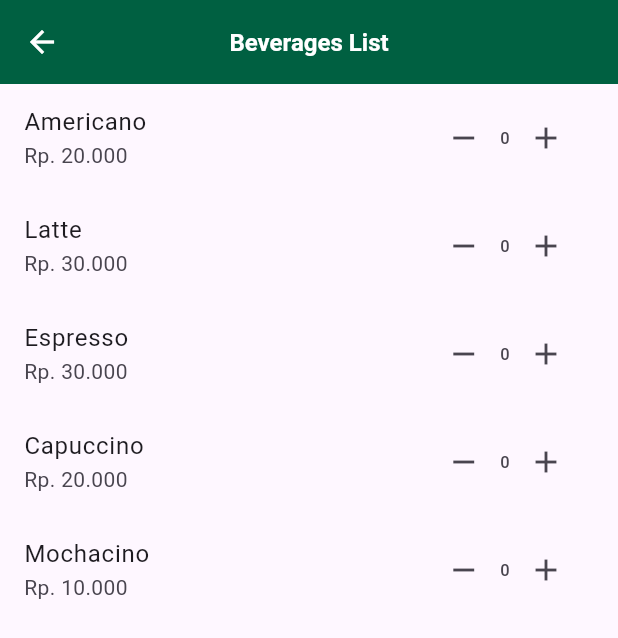
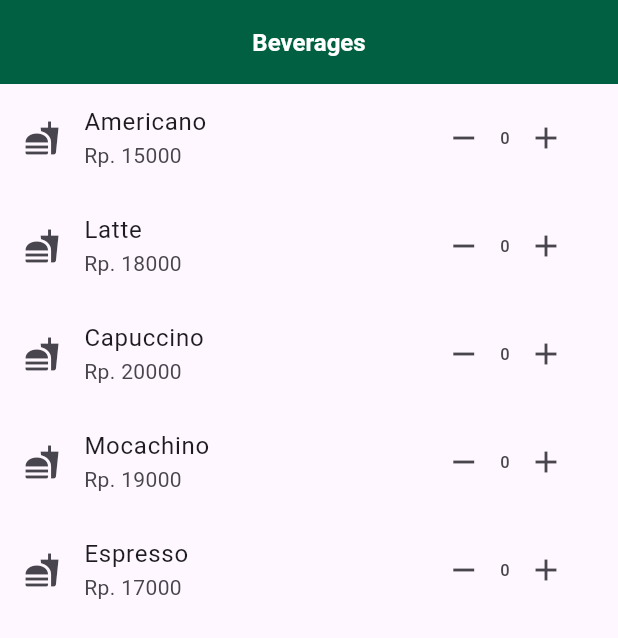
Before and after one commit to meshachvijaya/my_flutter_app, a Flutter app: the Home screen opened directly, after a tap on "Select Beverages", on a phone screen of 412 x 824 dp. Shown: the top 638 px of the screen. Run offline on Flutter 3.47's test engine with Material 3 defaults, Android fonts, the phone set to English and light mode, and no system bars; our stand-ins replace qr_flutter.

Commit message:
adding menu list

```diff
--- a/lib/alamat.dart
+++ b/lib/alamat.dart
@@ -12,7 +12,7 @@ class Alamat extends StatelessWidget {
           style: TextStyle(
               color: Colors.white, fontSize: 16, fontWeight: FontWeight.bold),
         ),
-        backgroundColor: Color(0xFF006041),
+        backgroundColor: const Color(0xFF006041),
         centerTitle: true,
       ),
       body: ListView(
--- a/lib/beverages.dart
+++ b/lib/beverages.dart
@@ -1,73 +1,23 @@
-import 'dart:ffi';
-
 import 'package:flutter/material.dart';
-
-void main() {
-  runApp(Beverages());
-}
+import 'package:provider/provider.dart';
+import 'menu_notifier.dart';
+import 'screens/menu_list.dart';
 
 class Beverages extends StatelessWidget {
   const Beverages({super.key});
 
   @override
   Widget build(BuildContext context) {
-    final List<String> beverages = [
-      "Americano",
-      "Latte",
-      "Espresso",
-      "Capuccino",
-      "Mochacino",
-    ];
-
-    final List<String> prices = [
-      "Rp. 20.000",
-      "Rp. 30.000",
-      "Rp. 30.000",
-      "Rp. 20.000",
-      "Rp. 10.000",
-    ];
-
-    int defaultQuantity = 0;
-
-    return Scaffold(
-      appBar: AppBar(
-        title: Text(
-          "Beverages List",
-          style: TextStyle(
-              color: Colors.white, fontSize: 16, fontWeight: FontWeight.bold),
-        ),
-        backgroundColor: Color(0xFF006041),
-        centerTitle: true,
+    return ChangeNotifierProvider(
+      create: (context) => MenuNotifier(),
+      child: const MaterialApp(
+        debugShowCheckedModeBanner: false,
+        home: MenuList(),
       ),
-      body: ListView.builder(
-          itemCount: beverages.length,
-          itemBuilder: (context, index) {
-            int quantity = defaultQuantity;
-            return ListTile(
-              title: Text(beverages[index]),
-              subtitle: Text(prices[index]),
-              trailing: Row(
-                mainAxisSize: MainAxisSize.min,
-                children: [
-                  IconButton(
-                      onPressed: () {
-                        if (quantity > 0) {
-                          quantity--;
-                        }
-                      },
-                      icon: Icon(Icons.remove)),
-                  Text(
-                    quantity.toString(),
-                  ),
-                  IconButton(
-                      onPressed: () {
-                        quantity++;
-                      },
-                      icon: Icon(Icons.add)),
-                ],
-              ),
-            );
-          }),
     );
   }
 }
+
+void main() {
+  runApp(const Beverages());
+}
--- a/lib/home.dart
+++ b/lib/home.dart
@@ -176,7 +176,7 @@ class _HomeState extends State<Home> {
                   onPressed: () {
                     Navigator.push(context,
                         MaterialPageRoute(builder: (context) {
-                      return Beverages();
+                      return const Beverages();
                     }));
                   },
                   style: ButtonStyle(
--- /dev/null
+++ b/lib/menu_item.dart
@@ -0,0 +1,7 @@
+class MenuItem {
+  String name;
+  int price;
+  int quantity;
+
+  MenuItem({required this.name, required this.price, this.quantity = 0});
+}
--- /dev/null
+++ b/lib/menu_notifier.dart
@@ -0,0 +1,26 @@
+import 'package:flutter/material.dart';
+import 'menu_item.dart';
+
+class MenuNotifier extends ChangeNotifier {
+  List<MenuItem> items = [
+    MenuItem(name: "Americano", price: 15000),
+    MenuItem(name: "Latte", price: 18000),
+    MenuItem(name: "Capuccino", price: 20000),
+    MenuItem(name: "Mocachino", price: 19000),
+    MenuItem(name: "Espresso", price: 17000),
+  ];
+
+  void incrementQuantity(int index) {
+    if (items[index].quantity >= 0) {
+      items[index].quantity++;
+      notifyListeners();
+    }
+  }
+
+  void decrementQuantity(int index) {
+    if (items[index].quantity > 0) {
+      items[index].quantity--;
+      notifyListeners();
+    }
+  }
+}
--- /dev/null
+++ b/lib/screens/menu_list.dart
@@ -0,0 +1,55 @@
+import 'package:flutter/material.dart';
+import 'package:provider/provider.dart';
+import '../menu_notifier.dart';
+import '/menu_item.dart';
+
+class MenuList extends StatelessWidget {
+  const MenuList({super.key});
+
+  @override
+  Widget build(BuildContext context) {
+    var menuNotifier = Provider.of<MenuNotifier>(context);
+
+    return Scaffold(
+      appBar: AppBar(
+        title: const Text(
+          "Beverages",
+          style: TextStyle(
+              color: Colors.white, fontSize: 16, fontWeight: FontWeight.bold),
+        ),
+        backgroundColor: const Color(0xFF006041),
+        centerTitle: true,
+      ),
+      body: ListView.builder(
+        itemCount: menuNotifier.items.length,
+        itemBuilder: (context, index) {
+          MenuItem currentItem = menuNotifier.items[index];
+
+          return ListTile(
+            leading: const Icon(Icons.fastfood),
+            title: Text(currentItem.name),
+            subtitle: Text('Rp. ${currentItem.price}'),
+            trailing: Row(
+              mainAxisSize: MainAxisSize.min,
+              children: [
+                IconButton(
+                  icon: const Icon(Icons.remove),
+                  onPressed: () {
+                    menuNotifier.decrementQuantity(index);
+                  },
+                ),
+                Text(currentItem.quantity.toString()),
+                IconButton(
+                  icon: const Icon(Icons.add),
+                  onPressed: () {
+                    menuNotifier.incrementQuantity(index);
+                  },
+                ),
+              ],
+            ),
+          );
+        },
+      ),
+    );
+  }
+}
```
Also changed, not shown: lib/profile.dart (+6 -6 lines).
